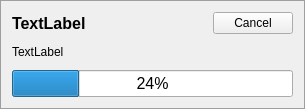
Old version of the form Source/IpFreelyDownloadWidget.ui in the repository dac1976/IP-Freely.
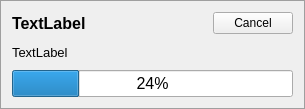
New version of the form.

Diff of the .ui file:
```diff
--- a/Source/IpFreelyDownloadWidget.ui
+++ b/Source/IpFreelyDownloadWidget.ui
@@ -10,6 +10,12 @@
     <height>109</height>
    </rect>
   </property>
+  <property name="font">
+   <font>
+    <family>Segoe UI</family>
+    <pointsize>9</pointsize>
+   </font>
+  </property>
   <property name="styleSheet">
    <string notr="true">#IpFreelyDownloadWidget {
   background: palette(button);
@@ -68,6 +74,12 @@
        <height>16777215</height>
       </size>
      </property>
+     <property name="font">
+      <font>
+       <family>Segoe UI</family>
+       <pointsize>10</pointsize>
+      </font>
+     </property>
      <property name="styleSheet">
       <string notr="true"/>
      </property>
```
Left out of the diff: 10 changed lines with no effect on the pictures.
